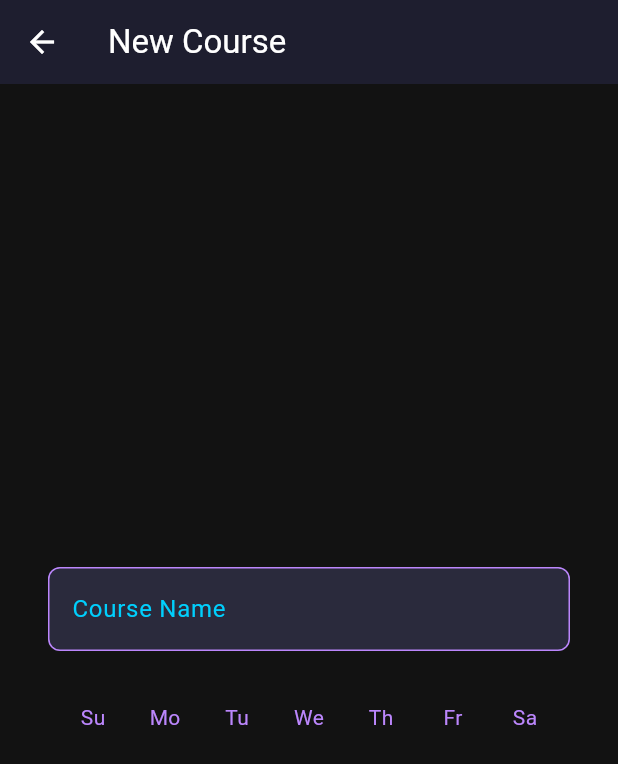
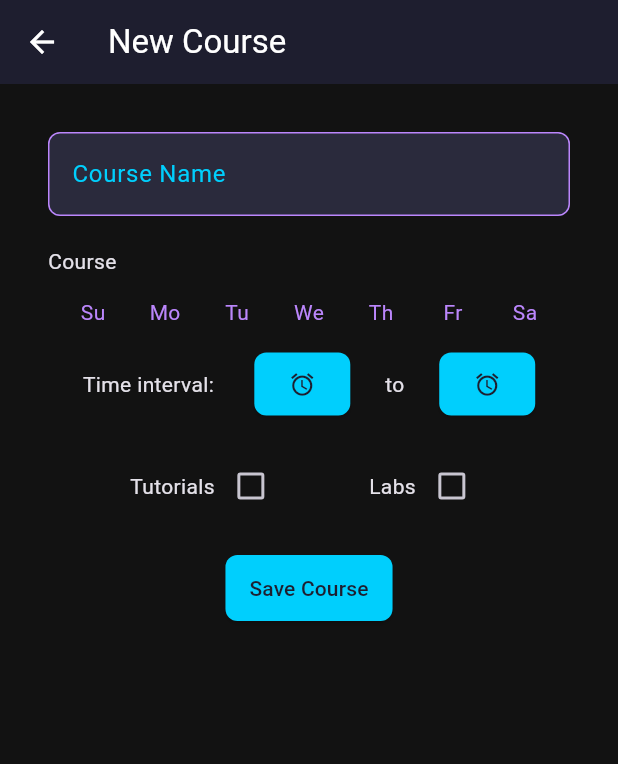
Before and after one commit to Maziliu/AssignmentTrackerApp, a Flutter app: the AddCourseView screen opened by its route, on a phone screen of 412 x 824 dp. Shown: the top 764 px of the screen. Run offline on Flutter 3.47's test engine with Material 3 defaults, Android fonts, the light colour scheme and no system bars; our stand-ins replace firebase_auth, firebase_core, sqflite; accounts and stored records are empty; generated files the repository leaves out were written again.

Commit message:
creation and deletion of courses

```diff
--- a/assignmenttrackerapp/lib/models/db_course.dart
+++ b/assignmenttrackerapp/lib/models/db_course.dart
@@ -22,7 +22,7 @@ class DatabaseCourse implements DatabaseObject {
 
   DatabaseCourse.fromRow(Map<String, Object?> row)
       : _id = row['id'] as int,
-        _userId = row['userId'] as int,
+        _userId = row['user_id'] as int,
         _courseName = row['course_name'] as String;
 
   DatabaseEvent? get courseEvent => _courseEvent;
--- a/assignmenttrackerapp/lib/services/database/courses_service.dart
+++ b/assignmenttrackerapp/lib/services/database/courses_service.dart
@@ -6,7 +6,8 @@ import 'package:assignmenttrackerapp/models/db_event.dart';
 import 'package:assignmenttrackerapp/services/database/database_exceptions.dart';
 import 'package:assignmenttrackerapp/services/database/database_service.dart';
 import 'package:assignmenttrackerapp/utils/pair.dart';
-import 'package:flutter/services.dart';
+import 'package:flutter/material.dart';
+import 'package:sqflite/sqflite.dart';
 
 class CoursesService extends DatabaseService {
   static final CoursesService _instance = CoursesService._singleton();
@@ -37,7 +38,7 @@ class CoursesService extends DatabaseService {
       eventType: EventType.course,
       scheduledDays: courseEventMap['scheduled_days'] as List<bool>,
       timeSlots:
-          courseEventMap['time_slots'] as List<Pair<DateTime?, DateTime?>>,
+          courseEventMap['time_slots'] as List<Pair<TimeOfDay?, TimeOfDay?>>,
     );
 
     DatabaseEvent tutorialEvent = await createEvent(
@@ -46,7 +47,7 @@ class CoursesService extends DatabaseService {
       eventType: EventType.tutorial,
       scheduledDays: tutorialEventMap['scheduled_days'] as List<bool>,
       timeSlots:
-          tutorialEventMap['time_slots'] as List<Pair<DateTime?, DateTime?>>,
+          tutorialEventMap['time_slots'] as List<Pair<TimeOfDay?, TimeOfDay?>>,
     );
 
     DatabaseEvent labEvent = await createEvent(
@@ -54,7 +55,8 @@ class CoursesService extends DatabaseService {
       courseId: courseId,
       eventType: EventType.lab,
       scheduledDays: labEventMap['scheduled_days'] as List<bool>,
-      timeSlots: labEventMap['time_slots'] as List<Pair<DateTime?, DateTime?>>,
+      timeSlots:
+          labEventMap['time_slots'] as List<Pair<TimeOfDay?, TimeOfDay?>>,
     );
 
     DatabaseCourse course = DatabaseCourse(
@@ -76,8 +78,11 @@ class CoursesService extends DatabaseService {
     required int courseId,
     required EventType eventType,
     required List<bool> scheduledDays,
-    required List<Pair<DateTime?, DateTime?>> timeSlots,
+    required List<Pair<TimeOfDay?, TimeOfDay?>> timeSlots,
   }) async {
+    await checkDbIsOpen();
+    Database database = getDatabase();
+
     final row = {
       'user_id': userId,
       'course_id': courseId,
@@ -86,7 +91,7 @@ class CoursesService extends DatabaseService {
       'time_slots': DatabaseEvent.encodeTimeSlots(timeSlots),
     };
 
-    final eventId = await insertRecord(row);
+    final eventId = await database.insert(eventTableName, row);
 
     final event = DatabaseEvent(
       id: eventId,
@@ -196,7 +201,7 @@ class CoursesService extends DatabaseService {
       {required int courseId,
       required EventType eventType,
       required List<bool> scheduledDays,
-      required List<Pair<DateTime?, DateTime?>> timeSlots}) async {
+      required List<Pair<TimeOfDay?, TimeOfDay?>> timeSlots}) async {
     DatabaseEvent? originalEvent = await getEventByCourseIdAndType(
         courseId: courseId, eventType: eventType);
 
@@ -235,7 +240,7 @@ class CoursesService extends DatabaseService {
     }
   }
 
-  Future<void> deleteCourseById(
+  Future<void> deleteCourseByIdAndEventIds(
       {required int id, required List<int> eventIds}) async {
     final count = await deleteRecord(id);
 
@@ -250,6 +255,33 @@ class CoursesService extends DatabaseService {
     cache.removeFromCacheUsingId(id);
   }
 
+  Future<void> deleteCourseById({required int id}) async {
+    await checkDbIsOpen();
+    Database database = getDatabase();
+
+    final DatabaseCourse course = await getCourseById(id: id);
+
+    if (course.courseEvent != null) {
+      await deleteEventById(id: course.courseEvent!.id);
+    }
+    if (course.tutorialEvent != null) {
+      await deleteEventById(id: course.tutorialEvent!.id);
+    }
+    if (course.labEvent != null) {
+      await deleteEventById(id: course.labEvent!.id);
+    }
+
+    final count = await database.delete(
+      courseTableName,
+      where: 'course_id = ?',
+      whereArgs: [id],
+    );
+
+    if (count == 0) {
+      throw UnableToDeleteCourseException();
+    }
+  }
+
   @override
   CacheStream<DatabaseCourse> get cache =>
       super.cache as CacheStream<DatabaseCourse>;
--- a/assignmenttrackerapp/lib/utils/pair.dart
+++ b/assignmenttrackerapp/lib/utils/pair.dart
@@ -1,13 +1,13 @@
 class Pair<K, T> {
-  final K? _first;
-  final T? _second;
+  K? first;
+  T? second;
 
-  Pair({required K first, required second})
-      : _first = first,
-        _second = second;
+  Pair()
+      : first = null,
+        second = null;
 
-  K? get first => _first;
-  T? get second => _second;
+  Pair.pair({required K this.first, required this.second});
 
-  bool get isEmpty => _first == null && _second == null;
+  bool get isEmpty => first == null && second == null;
+  bool get isNotEmpty => !isEmpty;
 }
--- a/assignmenttrackerapp/lib/views/assignments/add_assignment_view.dart
+++ b/assignmenttrackerapp/lib/views/assignments/add_assignment_view.dart
@@ -126,10 +126,12 @@ class _AddAssignmentViewState extends State<AddAssignmentView> {
   @override
   Widget build(BuildContext context) {
     return Scaffold(
+      resizeToAvoidBottomInset: true,
       appBar: AppBar(
         title: const Text('New Assignment'),
       ),
-      body: StandardColumn(
+      body: SingleChildScrollView(
+        child: StandardColumn(
           children: [
             TextFormField(
               controller: _titleController,
@@ -233,6 +235,7 @@ class _AddAssignmentViewState extends State<AddAssignmentView> {
             ),
           ],
         ),
+      ),
     );
   }
 }
--- a/assignmenttrackerapp/lib/views/assignments/update_assignment_view.dart
+++ b/assignmenttrackerapp/lib/views/assignments/update_assignment_view.dart
@@ -86,10 +86,12 @@ class _UpdateAssignmentViewState extends State<UpdateAssignmentView> {
   @override
   Widget build(BuildContext context) {
     return Scaffold(
+      resizeToAvoidBottomInset: true,
       appBar: AppBar(
         title: const Text('Update Assignment'),
       ),
-      body: StandardColumn(
+      body: SingleChildScrollView(
+        child: StandardColumn(
           children: [
             StandardTextField(
               labelText: 'Assignment Name',
@@ -123,6 +125,7 @@ class _UpdateAssignmentViewState extends State<UpdateAssignmentView> {
             ),
           ],
         ),
+      ),
     );
   }
 }
--- a/assignmenttrackerapp/lib/views/courses/add_course_view.dart
+++ b/assignmenttrackerapp/lib/views/courses/add_course_view.dart
@@ -1,7 +1,11 @@
-import 'package:assignmenttrackerapp/enums/days_of_the_week.dart';
+import 'package:assignmenttrackerapp/models/db_course.dart';
+import 'package:assignmenttrackerapp/services/auth/auth_services.dart';
+import 'package:assignmenttrackerapp/services/database/core_service.dart';
+import 'package:assignmenttrackerapp/services/database/courses_service.dart';
 import 'package:assignmenttrackerapp/themes/themes.dart';
+import 'package:assignmenttrackerapp/utils/pair.dart';
+import 'package:assignmenttrackerapp/views/widgets/day_picker_with_time_interval.dart';
 import 'package:assignmenttrackerapp/views/widgets/standard_column.dart';
-import 'package:assignmenttrackerapp/views/widgets/standard_text_field.dart';
 import 'package:flutter/material.dart';
 
 class AddCourseView extends StatefulWidget {
@@ -12,35 +16,93 @@ class AddCourseView extends StatefulWidget {
 }
 
 class _AddCourseViewState extends State<AddCourseView> {
+  DatabaseCourse? _course;
+
+  late final CoursesService _coursesService;
+
   late final TextEditingController _courseNameController;
 
-  List<bool> daysToggleStates = List.filled(7, false);
+  final List<bool> _courseDaysToggleStates = List.filled(7, false);
+  final List<bool> _tutorialDaysToggleStates = List.filled(7, false);
+  final List<bool> _labDaysToggleStates = List.filled(7, false);
+  bool _tutorialIsChecked = false, _labIsChecked = false;
+  Pair<TimeOfDay, TimeOfDay> courseTimeInterval = Pair(),
+      tutorialTimeInterval = Pair(),
+      labTimeInterval = Pair();
+
+  void _createCourse(BuildContext context) async {
+    if (_course != null) {
+      return;
+    }
+
+    final currentUser = AuthServices.firebase().currentUser!;
+    final user = await CoreService().getUser(email: currentUser.email!);
+
+    try {
+      final courseEventMap = {
+        'scheduled_days': _courseDaysToggleStates,
+        'time_slots': [courseTimeInterval]
+      };
+
+      final tutorialEventMap = {
+        'scheduled_days': _tutorialDaysToggleStates,
+        'time_slots': [tutorialTimeInterval]
+      };
+
+      final labEventMap = {
+        'scheduled_days': _labDaysToggleStates,
+        'time_slots': [labTimeInterval]
+      };
+
+      _course = await _coursesService.createCourse(
+        userId: user.id,
+        courseName: _courseNameController.text,
+        courseEventMap: courseEventMap,
+        tutorialEventMap: tutorialEventMap,
+        labEventMap: labEventMap,
+      );
+    } on Exception {
+      if (context.mounted) {
+        rethrow;
+      }
+    }
+  }
+
+  void _deleteEmptyCourse() {
+    if (_course != null && _courseNameController.text.isEmpty) {
+      _coursesService.deleteCourseById(id: _course!.courseId);
+    }
+  }
 
   @override
   void initState() {
     _courseNameController = TextEditingController();
+    _coursesService = CoursesService();
     super.initState();
   }
 
   @override
   void dispose() {
     _courseNameController.dispose();
+    _deleteEmptyCourse();
     super.dispose();
   }
 
-  void _toggleDaysOfTheWeekButton(int index) {
+  void _toggleDaysOfTheWeekButton(int index, List<bool> statesVector) {
     setState(() {
-      daysToggleStates[index] = !daysToggleStates[index];
+      statesVector[index] = !statesVector[index];
     });
   }
 
   @override
   Widget build(BuildContext context) {
     return Scaffold(
+      resizeToAvoidBottomInset: true,
       appBar: AppBar(
         title: const Text('New Course'),
       ),
-      body: Padding(
+      body: SingleChildScrollView(
+        child: Padding(
           padding: const EdgeInsets.all(16.0),
           child: StandardColumn(
             children: [
@@ -57,36 +119,66 @@ class _AddCourseViewState extends State<AddCourseView> {
                       assignmentTrackerTheme.inputDecorationTheme.focusedBorder,
                 ),
               ),
+              DayPickerWithTimeInterval(
+                label: 'Course',
+                daysToggleStates: _courseDaysToggleStates,
+                toggleDaysOfTheWeekButton: _toggleDaysOfTheWeekButton,
+                timeInterval: courseTimeInterval,
+              ),
               Row(
-              mainAxisAlignment: MainAxisAlignment.center,
-              children: List.generate(
-                DaysOfTheWeek.values.length,
-                (index) => IconButton(
-                  style: ButtonStyle(
-                    backgroundColor: WidgetStateProperty.all(
-                      daysToggleStates[index]
-                          ? Color(0xFF1E1E2F) // Active background
-                          : Color(0xFF121212), // Inactive background
-                    ),
-                  ),
-                  onPressed: () => _toggleDaysOfTheWeekButton(index),
-                  icon: Text(
-                    DaysOfTheWeek.values[index]
-                        .toString()
-                        .split('.')
-                        .last
-                        .substring(0, 2),
-                    style: TextStyle(
-                      color: daysToggleStates[index]
-                          ? Color(0xFF00CFFD)
-                          : Color(0xFFBB86FC),
-                    ),
-                  ),
-                  isSelected: daysToggleStates[index],
-                ),
-              ),
+                mainAxisAlignment: MainAxisAlignment.spaceEvenly,
+                children: [
+                  Row(
+                    children: [
+                      Text('Tutorials'),
+                      Checkbox(
+                        value: _tutorialIsChecked,
+                        onChanged: (bool? val) {
+                          setState(() {
+                            _tutorialIsChecked = val ?? false;
+                          });
+                        },
                       ),
                     ],
+                  ),
+                  Row(
+                    children: [
+                      Text('Labs'),
+                      Checkbox(
+                        value: _labIsChecked,
+                        onChanged: (bool? val) {
+                          setState(() {
+                            _labIsChecked = val ?? false;
+                          });
+                        },
+                      ),
+                    ],
+                  ),
+                ],
+              ),
+              if (_tutorialIsChecked)
+                DayPickerWithTimeInterval(
+                  daysToggleStates: _tutorialDaysToggleStates,
+                  toggleDaysOfTheWeekButton: _toggleDaysOfTheWeekButton,
+                  label: 'Tutorial',
+                  timeInterval: tutorialTimeInterval,
+                ),
+              if (_labIsChecked)
+                DayPickerWithTimeInterval(
+                  daysToggleStates: _labDaysToggleStates,
+                  toggleDaysOfTheWeekButton: _toggleDaysOfTheWeekButton,
+                  label: 'Lab',
+                  timeInterval: labTimeInterval,
+                ),
+              ElevatedButton(
+                onPressed: () async {
+                  _createCourse(context);
+                  Navigator.of(context).pop();
+                },
+                child: const Text('Save Course'),
+              )
+            ],
+          ),
         ),
       ),
     );
--- a/assignmenttrackerapp/lib/views/courses/courses_view.dart
+++ b/assignmenttrackerapp/lib/views/courses/courses_view.dart
@@ -58,12 +58,14 @@ class _CoursesViewState extends State<CoursesView> {
                 return StandardEditableItemWidget<DatabaseCourse>(
                   data: course,
                   titleBuilder: (course) => course.courseName,
-                  subtitle1Builder: (course) =>
-                      course.courseEvent!.scheduledDaysString,
-                  subtitle2Builder: (course) =>
-                      course.courseEvent!.timeSlotsString,
+                  subtitle1Builder: (course) => (course.courseEvent != null)
+                      ? course.courseEvent!.scheduledDaysString
+                      : '',
+                  subtitle2Builder: (course) => (course.courseEvent != null)
+                      ? course.courseEvent!.timeSlotsString
+                      : '',
                   onDelete: () async {
-                    await widget._coursesService.deleteCourseById(
+                    await widget._coursesService.deleteCourseByIdAndEventIds(
                       id: course.courseId,
                       eventIds: [
                         if (course.courseEvent != null) course.courseEvent!.id,
--- /dev/null
+++ b/assignmenttrackerapp/lib/views/widgets/day_picker_with_time_interval.dart
@@ -0,0 +1,107 @@
+import 'package:assignmenttrackerapp/enums/days_of_the_week.dart';
+import 'package:assignmenttrackerapp/utils/pair.dart';
+import 'package:flutter/material.dart';
+
+class DayPickerWithTimeInterval extends StatefulWidget {
+  final void Function(int index, List<bool> statesVector)
+      _toggleDaysOfTheWeekButton;
+  final List<bool> _daysToggleStates;
+  final String? _label;
+  final Pair<TimeOfDay, TimeOfDay> _timeInterval;
+
+  const DayPickerWithTimeInterval({
+    super.key,
+    required List<bool> daysToggleStates,
+    required void Function(int index, List<bool> statesVector)
+        toggleDaysOfTheWeekButton,
+    required String? label,
+    required Pair<TimeOfDay, TimeOfDay> timeInterval,
+  })  : _daysToggleStates = daysToggleStates,
+        _toggleDaysOfTheWeekButton = toggleDaysOfTheWeekButton,
+        _label = label,
+        _timeInterval = timeInterval;
+
+  @override
+  State<DayPickerWithTimeInterval> createState() =>
+      _DayPickerWithTimeIntervalState();
+}
+
+class _DayPickerWithTimeIntervalState extends State<DayPickerWithTimeInterval> {
+  TimeOfDay? _chosenLowerBound, _chosenUpperBound;
+
+  Future<void> _pickTime(BuildContext context, bool isLowerBound) async {
+    final TimeOfDay? chosenTime =
+        await showTimePicker(context: context, initialTime: TimeOfDay.now());
+
+    if (chosenTime == null) {
+      return;
+    }
+
+    setState(() {
+      if (isLowerBound) {
+        _chosenLowerBound = chosenTime;
+      } else {
+        _chosenUpperBound = chosenTime;
+      }
+
+      if (_chosenLowerBound != null && _chosenUpperBound != null) {
+        widget._timeInterval.first = _chosenLowerBound;
+        widget._timeInterval.second = _chosenUpperBound;
+      }
+    });
+  }
+
+  @override
+  Widget build(BuildContext context) {
+    return Column(
+      crossAxisAlignment: CrossAxisAlignment.start,
+      children: [
+        if (widget._label != null) Text(widget._label!),
+        Row(
+          mainAxisAlignment: MainAxisAlignment.center,
+          children: List.generate(
+            DaysOfTheWeek.values.length,
+            (index) => IconButton(
+              style: ButtonStyle(
+                backgroundColor: WidgetStateProperty.all(
+                  widget._daysToggleStates[index]
+                      ? Color(0xFF1E1E2F) // Active background
+                      : Color(0xFF121212), // Inactive background
+                ),
+              ),
+              onPressed: () => widget._toggleDaysOfTheWeekButton(
+                  index, widget._daysToggleStates),
+              icon: Text(
+                DaysOfTheWeek.values[index]
+                    .toString()
+                    .split('.')
+                    .last
+                    .substring(0, 2),
+                style: TextStyle(
+                  color: widget._daysToggleStates[index]
+                      ? Color(0xFF00CFFD)
+                      : Color(0xFFBB86FC),
+                ),
+              ),
+            ),
+          ),
+        ),
+        Row(
+          mainAxisAlignment: MainAxisAlignment.spaceEvenly,
+          children: [
+            Text('Time interval: '),
+            ElevatedButton(
+              onPressed: () => _pickTime(context, true),
+              child: Icon(Icons.alarm),
+            ),
+            Text('to'),
+            ElevatedButton(
+              onPressed: () => _pickTime(context, false),
+              child: Icon(Icons.alarm),
+            ),
+          ],
+        ),
+      ],
+    );
+  }
+}
--- a/assignmenttrackerapp/lib/views/widgets/standard_column.dart
+++ b/assignmenttrackerapp/lib/views/widgets/standard_column.dart
@@ -10,7 +10,7 @@ class StandardColumn extends StatelessWidget {
     return Padding(
       padding: const EdgeInsets.all(16.0),
       child: Column(
-        mainAxisAlignment: MainAxisAlignment.center,
+        crossAxisAlignment: CrossAxisAlignment.center,
         children: addSpacing(_children),
       ),
     );
```
Also changed, not shown: assignmenttrackerapp/lib/models/db_event.dart (+33 -21 lines). Lines whose indentation alone changed are shown as unchanged.
